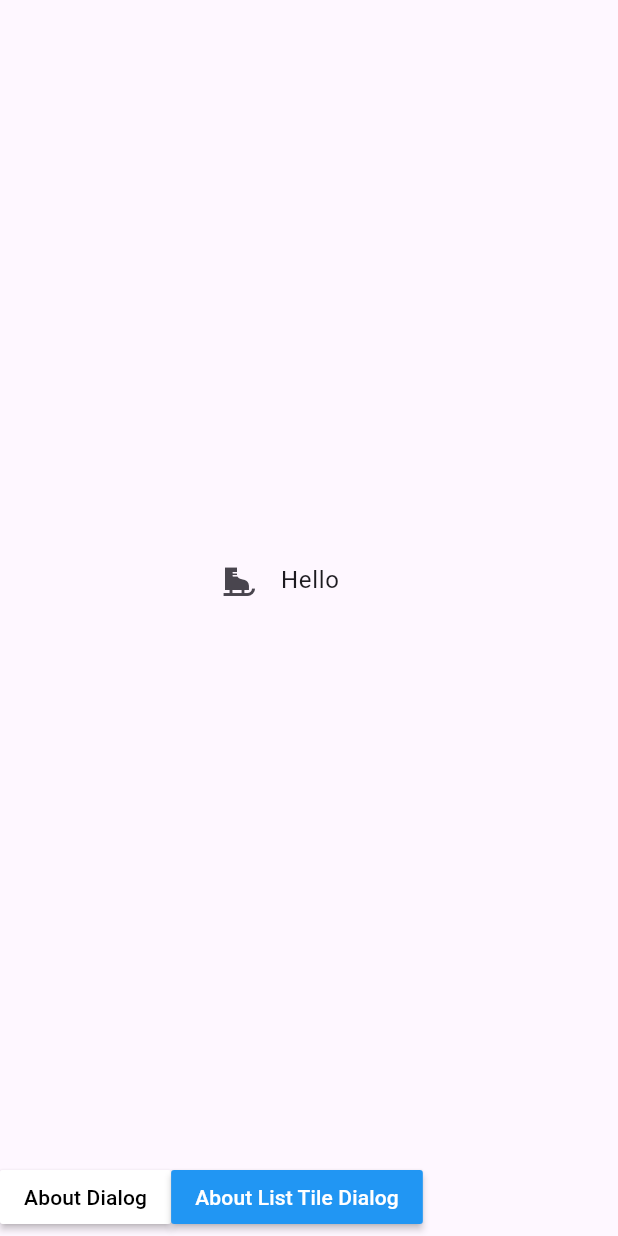
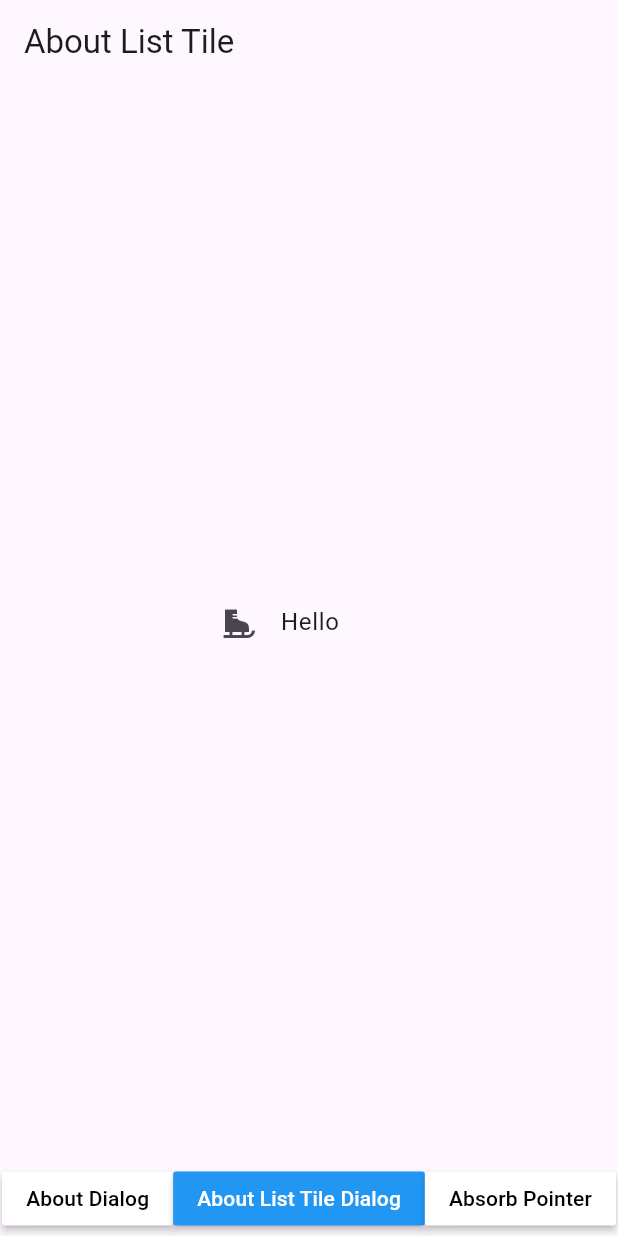
Before and after one commit to jhalto/flutter_widgets, a Flutter app: the screen it shows after launch, after a tap on "About List Tile Dialog", on a phone screen of 412 x 824 dp. Run offline on Flutter 3.47's test engine with Material 3 defaults, Android fonts, the phone set to English and light mode, and no system bars.

Commit message:
Absorb Pointer

```diff
--- a/lib/main.dart
+++ b/lib/main.dart
@@ -1,7 +1,7 @@
 import 'package:flutter/material.dart';
 import 'package:flutter_widgets/widgets/about_dialog.dart';
 import 'package:flutter_widgets/widgets/about_list_tile.dart';
-import 'package:flutter_widgets/widgets/page_view.dart';
+import 'package:flutter_widgets/page_view.dart';
 
 void main() {
   runApp(const MyApp());
--- a/lib/widgets/page_view.dart
+++ b/lib/page_view.dart
@@ -1,6 +1,7 @@
 import 'package:flutter/material.dart';
 import 'package:flutter_widgets/widgets/about_dialog.dart';
 import 'package:flutter_widgets/widgets/about_list_tile.dart';
+import 'package:flutter_widgets/widgets/absorb_pointer.dart';
 
 class PageViewDemo extends StatefulWidget {
   PageViewDemo({super.key});
@@ -14,10 +15,12 @@ class _PageViewDemoState extends State<PageViewDemo> {
   final List<Widget> pageList = [
     AboutDialogDemo(),
     AboutListTileDemo(),
+    AbsorbPointerDemo(),
   ];
   final List<String> pageTitle = [
     "About Dialog",
     "About List Tile Dialog",
+    "Absorb Pointer",
   ];
   @override
   void initState() {
@@ -51,6 +54,7 @@ class _PageViewDemoState extends State<PageViewDemo> {
           Container(
             height: 50,
             child: SingleChildScrollView(
+              scrollDirection: Axis.horizontal,
               child: Row(
                 children: List.generate(pageList.length, (index) {
                   return MaterialButton(onPressed: (){
--- a/lib/widgets/about_dialog.dart
+++ b/lib/widgets/about_dialog.dart
@@ -6,6 +6,9 @@ class AboutDialogDemo extends StatelessWidget {
   @override
   Widget build(BuildContext context) {
     return Scaffold(
+      appBar: AppBar(
+        title: Text("Alert Dialog"),
+      ),
       body: Container(
         color: Colors.blueGrey,
         child: Center(
--- a/lib/widgets/about_list_tile.dart
+++ b/lib/widgets/about_list_tile.dart
@@ -6,6 +6,9 @@ class AboutListTileDemo extends StatelessWidget {
   @override
   Widget build(BuildContext context) {
     return Scaffold(
+      appBar: AppBar(
+        title: Text("About List Tile"),
+      ),
       body: Center(
         child: SizedBox(
            width: 150,
--- /dev/null
+++ b/lib/widgets/absorb_pointer.dart
@@ -0,0 +1,32 @@
+import 'package:flutter/material.dart';
+
+class AbsorbPointerDemo extends StatelessWidget {
+  const AbsorbPointerDemo({super.key});
+
+  @override
+  Widget build(BuildContext context) {
+    return Scaffold(
+      appBar: AppBar(
+        title: Text("Absorb Pointer"),
+      ),
+      body: Center(
+        child: Stack(
+          alignment: Alignment.center,
+          children: [
+            SizedBox(
+              width: 200,
+              height: 70,
+              child: MaterialButton(onPressed: (){},color: Colors.grey,),
+            ),
+            SizedBox(
+              width: 70,
+              height: 200,
+              child: AbsorbPointer(child: MaterialButton(onPressed: (){},color: Colors.blue,)),
+
+            )
+          ],
+        ),
+      ),
+    );
+  }
+}
```
Also changed, not shown: lib/widgets/alert_dialog.dart (added).
